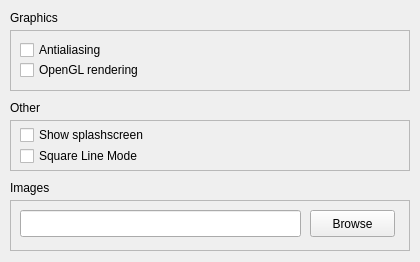
Qt form qrgui/dialogs/preferencesPages/miscellaniousPage.ui (qreal/qreal) before a commit.
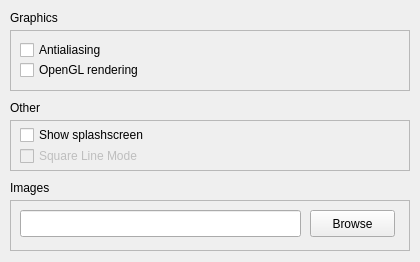
The same form after that commit.

Commit message: сквадрачивание линков сделано недоступным

Diff of the .ui file:
```diff
--- a/qrgui/dialogs/preferencesPages/miscellaniousPage.ui
+++ b/qrgui/dialogs/preferencesPages/miscellaniousPage.ui
@@ -91,6 +91,9 @@
     </property>
    </widget>
    <widget class="QCheckBox" name="squareLineModeCheckBox">
+    <property name="enabled">
+     <bool>false</bool>
+    </property>
     <property name="geometry">
      <rect>
       <x>10</x>
```
